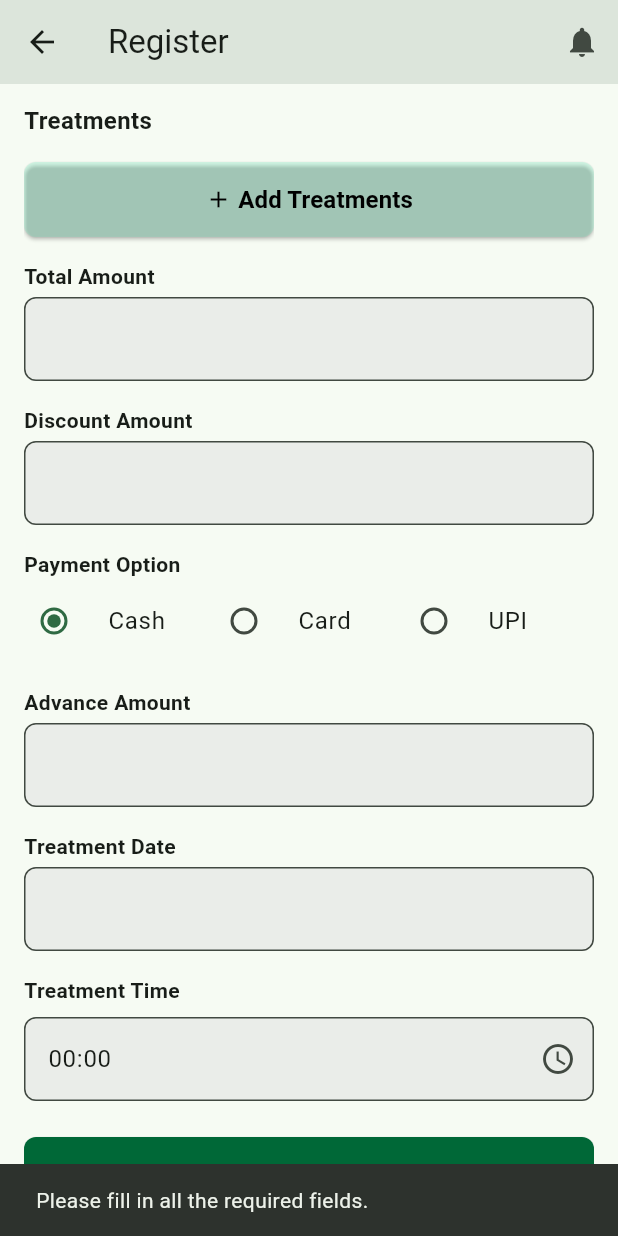
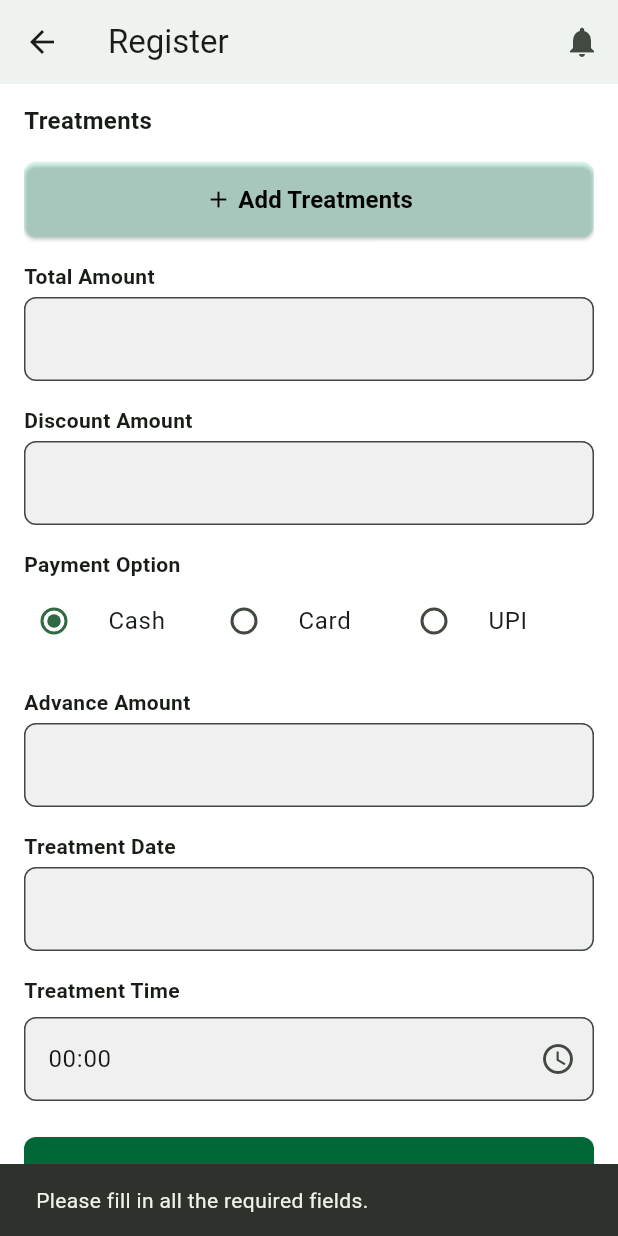
Before and after one commit to thwasim/project_machine_test, a Flutter app: the RegisterScreen screen opened directly, scrolled down 423 dp, after a tap on "Save", on a phone screen of 412 x 824 dp. Run offline on Flutter 3.47's test engine with Material 3 defaults, Android fonts, the phone set to English and light mode, and no system bars; our stand-ins replace dio, open_filex, pdf, shared_preferences; accounts and stored records are empty; network calls fail.

Commit message:
issue fixed commit

```diff
--- a/lib/features/page/register/presentation/register_screen.dart
+++ b/lib/features/page/register/presentation/register_screen.dart
@@ -45,7 +45,9 @@ class _RegisterScreenState extends State<RegisterScreen> {
     final registerState = Provider.of<RegisterState>(context);
 
     return Scaffold(
+      backgroundColor: ColorResources.whiteColor,
       appBar: AppBar(
+        backgroundColor: ColorResources.whiteColor,
         title: const Text('Register'),
         leading: IconButton(
           icon: const Icon(Icons.arrow_back),
@@ -352,7 +354,7 @@ class _RegisterScreenState extends State<RegisterScreen> {
                       } else {
                         showSnackBar(context, "Patient details saved successfully!");
                         await ReceiptPDF().generatePDF();
-                        Navigator.of(context).pushReplacement(MaterialPageRoute(builder: (ctx) => const BookingListScreen()));
+                        Navigator.of(context).pushAndRemoveUntil(MaterialPageRoute(builder: (context) => const BookingListScreen()), (route) => false);
                       }
                     } finally {
                       registerState.isLoading = false;
```
Also changed, not shown: lib/features/page/booking/presentation/booking_screen.dart (+4 -3 lines).
